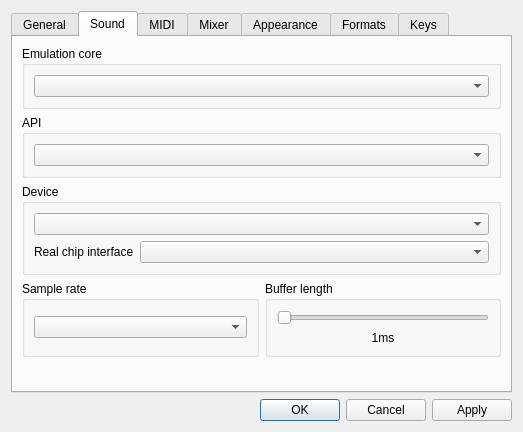
This is BambooTracker/gui/configuration_dialog.ui in BambooTracker/BambooTracker as Qt 5 draws it before an edit. The edited form follows.
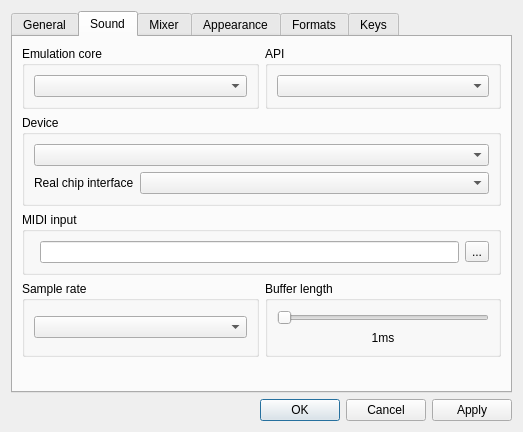
This is the edited form. The open tabs and pages were chosen to show the change. Custom widgets are drawn as their Qt base class.

Commit message: Integrate sound and midi tab in configuration

What changed in the file:
```diff
--- a/BambooTracker/gui/configuration_dialog.ui
+++ b/BambooTracker/gui/configuration_dialog.ui
@@ -13,18 +13,8 @@
   <property name="windowTitle">
    <string>Configuration</string>
   </property>
-  <layout class="QGridLayout" name="gridLayout">
-   <item row="2" column="0">
-    <widget class="QDialogButtonBox" name="buttonBox">
-     <property name="orientation">
-      <enum>Qt::Horizontal</enum>
-     </property>
-     <property name="standardButtons">
-      <set>QDialogButtonBox::Apply|QDialogButtonBox::Cancel|QDialogButtonBox::Ok</set>
-     </property>
-    </widget>
-   </item>
-   <item row="1" column="0">
+  <layout class="QVBoxLayout" name="verticalLayout_5">
+   <item>
     <widget class="QTabWidget" name="tabWidget">
      <property name="currentIndex">
       <number>0</number>
@@ -236,7 +226,31 @@
       <attribute name="title">
        <string>Sound</string>
       </attribute>
-      <layout class="QGridLayout" name="gridLayout_2" columnstretch="5,5">
+      <layout class="QGridLayout" name="gridLayout" columnstretch="5,5">
+       <item row="0" column="0">
+        <widget class="QGroupBox" name="groupBoxEmulation">
+         <property name="title">
+          <string>Emulation core</string>
+         </property>
+         <layout class="QVBoxLayout" name="verticalLayout_3">
+          <item>
+           <widget class="QComboBox" name="emulatorComboBox"/>
+          </item>
+         </layout>
+        </widget>
+       </item>
+       <item row="0" column="1">
+        <widget class="QGroupBox" name="soundAPIGroupBox">
+         <property name="title">
+          <string>API</string>
+         </property>
+         <layout class="QVBoxLayout" name="verticalLayout_4">
+          <item>
+           <widget class="QComboBox" name="soundAPIComboBox"/>
+          </item>
+         </layout>
+        </widget>
+       </item>
        <item row="3" column="0">
         <widget class="QGroupBox" name="sampleRateGroupBox">
          <property name="title">
@@ -249,19 +263,6 @@
          </layout>
         </widget>
        </item>
-       <item row="4" column="0">
-        <spacer name="verticalSpacer_2">
-         <property name="orientation">
-          <enum>Qt::Vertical</enum>
-         </property>
-         <property name="sizeHint" stdset="0">
-          <size>
-           <width>20</width>
-           <height>40</height>
-          </size>
-         </property>
-        </spacer>
-       </item>
        <item row="3" column="1">
         <widget class="QGroupBox" name="bufferLengthGroupBox">
          <property name="title">
@@ -294,72 +295,25 @@
          </layout>
         </widget>
        </item>
+       <item row="4" column="0">
+        <spacer name="verticalSpacer_2">
+         <property name="orientation">
+          <enum>Qt::Vertical</enum>
+         </property>
+         <property name="sizeHint" stdset="0">
+          <size>
+           <width>20</width>
+           <height>40</height>
+          </size>
+         </property>
+        </spacer>
+       </item>
        <item row="2" column="0" colspan="2">
-        <widget class="QGroupBox" name="soundDeviceGroupBox">
+        <widget class="QGroupBox" name="midiInputGroupBox">
          <property name="title">
-          <string>Device</string>
-         </property>
-         <layout class="QFormLayout" name="formLayout_5">
-          <item row="1" column="0">
-           <widget class="QLabel" name="realChipLabel">
-            <property name="text">
-             <string>Real chip interface</string>
-            </property>
-           </widget>
-          </item>
-          <item row="0" column="0" colspan="2">
-           <widget class="QComboBox" name="soundDeviceComboBox"/>
-          </item>
-          <item row="1" column="1">
-           <widget class="QComboBox" name="realChipComboBox"/>
-          </item>
-         </layout>
-        </widget>
-       </item>
-       <item row="0" column="0" colspan="2">
-        <widget class="QGroupBox" name="groupBoxEmulation">
-         <property name="title">
-          <string>Emulation core</string>
-         </property>
-         <layout class="QVBoxLayout" name="verticalLayout_3">
-          <item>
-           <widget class="QComboBox" name="emulatorComboBox"/>
-          </item>
-         </layout>
-        </widget>
-       </item>
-       <item row="1" column="0" colspan="2">
-        <widget class="QGroupBox" name="soundAPIGroupBox">
-         <property name="title">
-          <string>API</string>
-         </property>
-         <layout class="QVBoxLayout" name="verticalLayout_4">
-          <item>
-           <widget class="QComboBox" name="soundAPIComboBox"/>
-          </item>
-         </layout>
-        </widget>
-       </item>
-      </layout>
-     </widget>
-     <widget class="QWidget" name="midiTab">
-      <attribute name="title">
-       <string>MIDI</string>
-      </attribute>
-      <layout class="QVBoxLayout" name="verticalLayout">
-       <item>
-        <widget class="QGroupBox" name="midiDeviceGroupBox">
-         <property name="title">
-          <string>Device</string>
+          <string>MIDI input</string>
          </property>
          <layout class="QFormLayout" name="formLayout_2">
-          <item row="0" column="0">
-           <widget class="QLabel" name="midiInputLabel">
-            <property name="text">
-             <string>MIDI input</string>
-            </property>
-           </widget>
-          </item>
           <item row="0" column="1">
            <layout class="QHBoxLayout" name="horizontalLayout">
             <item>
@@ -381,18 +335,27 @@
          </layout>
         </widget>
        </item>
-       <item>
-        <spacer name="verticalSpacer_5">
-         <property name="orientation">
-          <enum>Qt::Vertical</enum>
+       <item row="1" column="0" colspan="2">
+        <widget class="QGroupBox" name="soundDeviceGroupBox">
+         <property name="title">
+          <string>Device</string>
          </property>
-         <property name="sizeHint" stdset="0">
-          <size>
-           <width>20</width>
-           <height>210</height>
-          </size>
-         </property>
-        </spacer>
+         <layout class="QFormLayout" name="formLayout_5">
+          <item row="0" column="0" colspan="2">
+           <widget class="QComboBox" name="soundDeviceComboBox"/>
+          </item>
+          <item row="1" column="0">
+           <widget class="QLabel" name="realChipLabel">
+            <property name="text">
+             <string>Real chip interface</string>
+            </property>
+           </widget>
+          </item>
+          <item row="1" column="1">
+           <widget class="QComboBox" name="realChipComboBox"/>
+          </item>
+         </layout>
+        </widget>
        </item>
       </layout>
      </widget>
@@ -2607,6 +2570,16 @@
      </widget>
     </widget>
    </item>
+   <item>
+    <widget class="QDialogButtonBox" name="buttonBox">
+     <property name="orientation">
+      <enum>Qt::Horizontal</enum>
+     </property>
+     <property name="standardButtons">
+      <set>QDialogButtonBox::Apply|QDialogButtonBox::Cancel|QDialogButtonBox::Ok</set>
+     </property>
+    </widget>
+   </item>
   </layout>
  </widget>
  <customwidgets>
```
Left out of the diff: 4 changed lines with no effect on the pictures.
